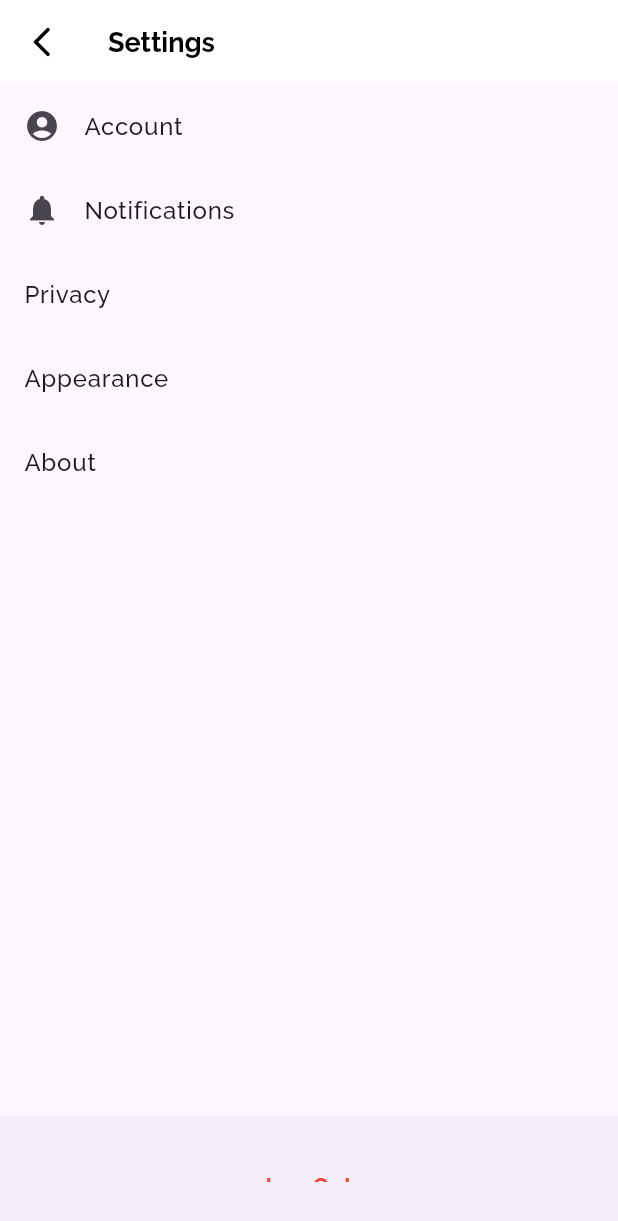
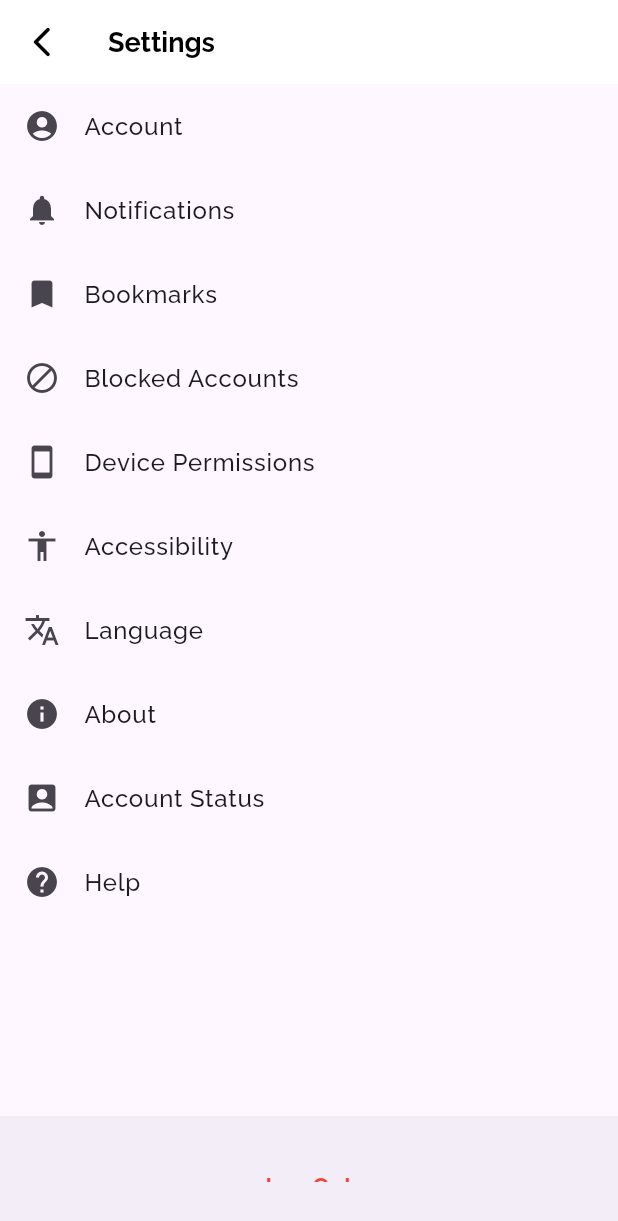
Before and after one commit to BroncoBond/Bronco-Bond, a Flutter app: the SettingsPage screen opened directly, on a phone screen of 412 x 824 dp. Shown: the top 1221 px of the screen. Run offline on Flutter 3.47's test engine with Material 3 defaults, Android fonts, the phone set to English and light mode, and no system bars; our stand-ins replace google_fonts, jwt_decoder, shared_preferences; accounts and stored records are empty; generated files the repository leaves out were written again.

Commit message:
settings page
added icons and the rest of the list tiles

```diff
--- a/lib/src/screens/settingspage.dart
+++ b/lib/src/screens/settingspage.dart
@@ -65,8 +65,9 @@ class SettingsPageState extends State<SettingsPage> {
             },
           ),
           ListTile(
+            leading: Icon(Icons.bookmark),
             title: Text(
-              'Privacy',
+              'Bookmarks',
               style: GoogleFonts.raleway(
                 fontSize: 16.0,
                 fontWeight: FontWeight.w500,
@@ -77,8 +78,9 @@ class SettingsPageState extends State<SettingsPage> {
             },
           ),
           ListTile(
+            leading: Icon(Icons.block),
             title: Text(
-              'Appearance',
+              'Blocked Accounts',
               style: GoogleFonts.raleway(
                 fontSize: 16.0,
                 fontWeight: FontWeight.w500,
@@ -89,6 +91,46 @@ class SettingsPageState extends State<SettingsPage> {
             },
           ),
           ListTile(
+            leading: Icon(Icons.smartphone),
+            title: Text(
+              'Device Permissions',
+              style: GoogleFonts.raleway(
+                fontSize: 16.0,
+                fontWeight: FontWeight.w500,
+              ),
+            ),
+            onTap: () {
+              // TODO: Navigate to appearance settings page
+            },
+          ),
+          ListTile(
+            leading: Icon(Icons.accessibility),
+            title: Text(
+              'Accessibility',
+              style: GoogleFonts.raleway(
+                fontSize: 16.0,
+                fontWeight: FontWeight.w500,
+              ),
+            ),
+            onTap: () {
+              // TODO: Navigate to appearance settings page
+            },
+          ),
+          ListTile(
+            leading: Icon(Icons.translate),
+            title: Text(
+              'Language',
+              style: GoogleFonts.raleway(
+                fontSize: 16.0,
+                fontWeight: FontWeight.w500,
+              ),
+            ),
+            onTap: () {
+              // TODO: Navigate to appearance settings page
+            },
+          ),
+          ListTile(
+            leading: Icon(Icons.info),
             title: Text(
               'About',
               style: GoogleFonts.raleway(
@@ -98,6 +140,32 @@ class SettingsPageState extends State<SettingsPage> {
             ),
             onTap: () {
               // TODO: Navigate to about page
+            },
+          ),
+          ListTile(
+            leading: Icon(Icons.account_box),
+            title: Text(
+              'Account Status',
+              style: GoogleFonts.raleway(
+                fontSize: 16.0,
+                fontWeight: FontWeight.w500,
+              ),
+            ),
+            onTap: () {
+              // TODO: Navigate to appearance settings page
+            },
+          ),
+          ListTile(
+            leading: Icon(Icons.help),
+            title: Text(
+              'Help',
+              style: GoogleFonts.raleway(
+                fontSize: 16.0,
+                fontWeight: FontWeight.w500,
+              ),
+            ),
+            onTap: () {
+              // TODO: Navigate to appearance settings page
             },
           ),
           // Add more settings as needed
```
